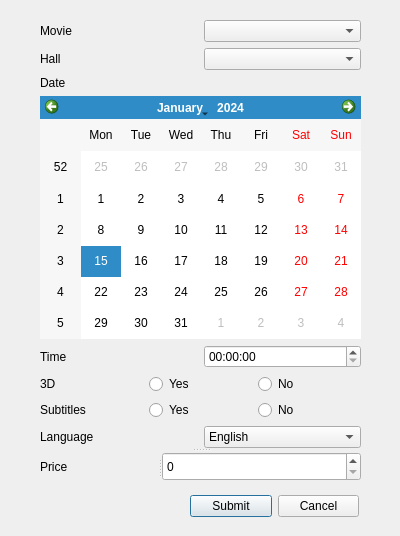
First picture: the form in Mainwindow/add_show/addshowdialog.ui, repository Drakenhielm/Biobokningssystem, before the edit.
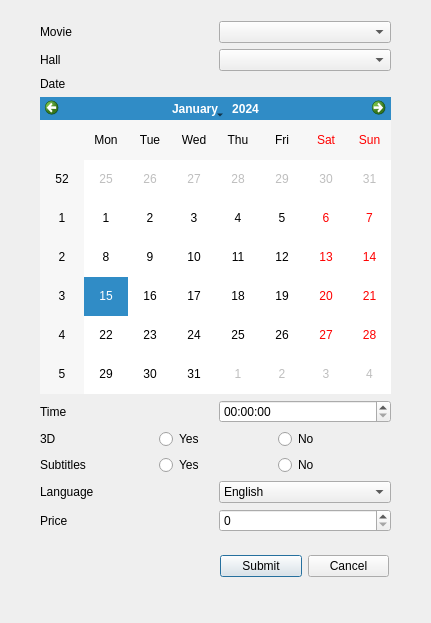
Second picture: the form after the edit.

The edit to the form file:
```diff
--- a/Mainwindow/add_show/addshowdialog.ui
+++ b/Mainwindow/add_show/addshowdialog.ui
@@ -6,18 +6,30 @@
    <rect>
     <x>0</x>
     <y>0</y>
-    <width>400</width>
-    <height>536</height>
+    <width>431</width>
+    <height>623</height>
    </rect>
   </property>
+  <property name="minimumSize">
+   <size>
+    <width>431</width>
+    <height>623</height>
+   </size>
+  </property>
+  <property name="maximumSize">
+   <size>
+    <width>431</width>
+    <height>623</height>
+   </size>
+  </property>
   <property name="windowTitle">
    <string>Dialog</string>
   </property>
   <widget class="QWidget" name="layoutWidget">
    <property name="geometry">
     <rect>
-     <x>190</x>
-     <y>490</y>
+     <x>220</x>
+     <y>550</y>
      <width>169</width>
      <height>32</height>
     </rect>
@@ -39,19 +51,15 @@
     </item>
    </layout>
   </widget>
-  <widget class="QSplitter" name="splitter_2">
+  <widget class="QWidget" name="">
    <property name="geometry">
     <rect>
      <x>40</x>
-     <y>20</y>
-     <width>321</width>
-     <height>461</height>
+     <y>21</y>
+     <width>351</width>
+     <height>511</height>
     </rect>
    </property>
-   <property name="orientation">
-    <enum>Qt::Vertical</enum>
-   </property>
-   <widget class="QWidget" name="layoutWidget_2">
     <layout class="QVBoxLayout" name="verticalLayout_2">
      <item>
       <layout class="QHBoxLayout" name="horizontalLayout">
@@ -91,7 +99,11 @@
         </widget>
        </item>
        <item>
-        <widget class="QCalendarWidget" name="calendarWidget"/>
+       <widget class="QCalendarWidget" name="calendarWidget">
+        <property name="firstDayOfWeek">
+         <enum>Qt::Monday</enum>
+        </property>
+       </widget>
        </item>
       </layout>
      </item>
@@ -211,23 +223,25 @@
        </item>
       </layout>
      </item>
-    </layout>
-   </widget>
-   <widget class="QSplitter" name="splitter">
-    <property name="orientation">
-     <enum>Qt::Horizontal</enum>
-    </property>
+    <item>
+     <layout class="QHBoxLayout" name="horizontalLayout_8">
+      <item>
     <widget class="QLabel" name="priceLabel">
      <property name="text">
       <string>Price</string>
      </property>
     </widget>
+      </item>
+      <item>
     <widget class="QSpinBox" name="priceSpinBox">
      <property name="maximum">
       <number>999</number>
      </property>
     </widget>
-   </widget>
+      </item>
+     </layout>
+    </item>
+   </layout>
   </widget>
  </widget>
  <resources/>
```
Lines whose indentation alone changed are shown as unchanged.
